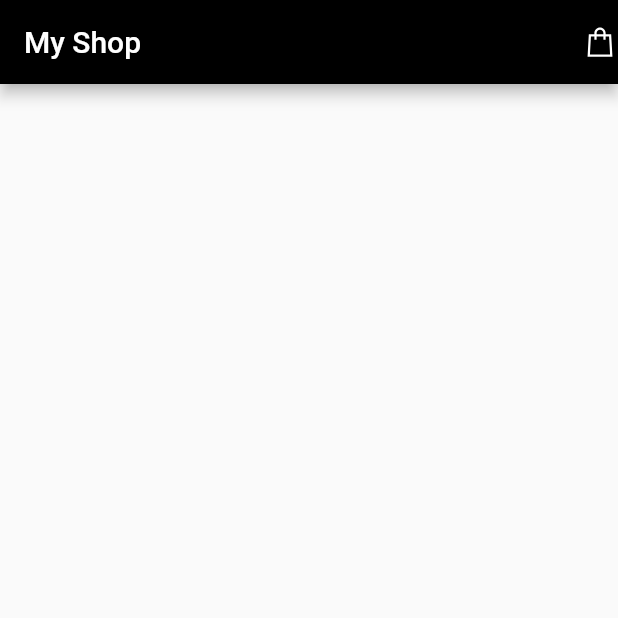
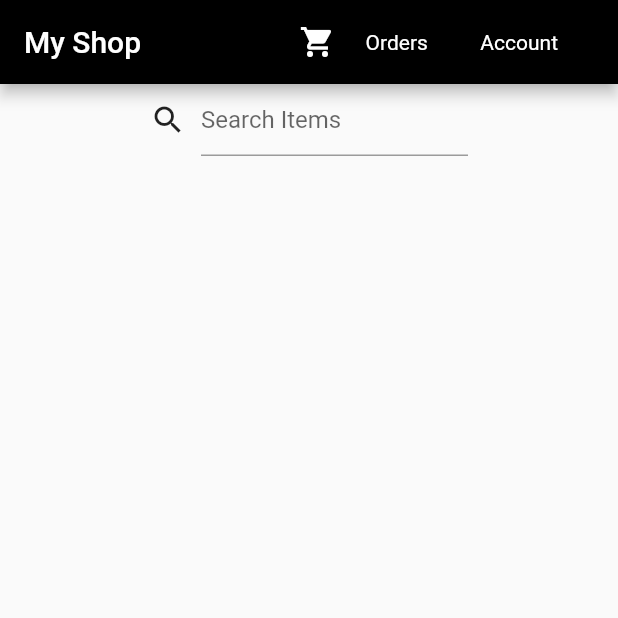
Before and after one commit to AzorAha1/ecommerce, a Flutter app: the screen it shows after launch, on a phone screen of 412 x 824 dp, the top half of it. Run offline on Flutter 3.47's test engine with Material 2 defaults, Android fonts, the phone set to English and light mode, and no system bars; our stand-ins replace line_icons.

Commit message:
new images added and homepage search bar and app bar added

```diff
--- a/lib/homepage.dart
+++ b/lib/homepage.dart
@@ -15,13 +15,52 @@ class _HomePageState extends State<HomePage> {
     return Scaffold(
         appBar: AppBar(
           backgroundColor: Colors.black,
-        title: Text('My Shop',style: TextStyle(color: Colors.white),),
+          title: Text(
+            'My Shop',
+            style: TextStyle(color: Colors.white),
+          ),
           actions: [
             InkWell(
-            child:LineIcon(LineIcons.shoppingBag),
+              child: Icon(Icons.shopping_cart),
+            ),
+            Padding(
+              padding: const EdgeInsets.only(top: 20, right: 5, left: 20),
+              child: InkWell(
+                child: Text('Orders'),
+              ),
+            ),
+            SizedBox(
+              width: 10,
+            ),
+            Padding(
+              padding: const EdgeInsets.only(top: 20, right: 40, left: 20),
+              child: InkWell(
+                child: Text('Account'),
+              ),
             ),
           ],
         ),
+        body: Column(
+          children: [
+            Row(
+
+              children: [
+                SizedBox(width: 100,),
+                InkWell(child: Icon(Icons.search),),
+                Expanded(child: Padding(
+                  padding: const EdgeInsets.only(right: 100, left: 10),
+                  child: TextField(
+                    decoration: InputDecoration(
+                      hintText: 'Search Items'
+                    ),
+                  ),
+                ))
+              ],
+            ),
+
+          ],
+        ),
+
         );
   }
 }
--- a/pubspec.yaml
+++ b/pubspec.yaml
@@ -69,9 +69,9 @@ flutter:
   uses-material-design: true
 
   # To add assets to your application, add an assets section, like this:
-  # assets:
-  #   - images/a_dot_burr.jpeg
-  #   - images/a_dot_ham.jpeg
+  assets:
+    - assets/items
+
 
   # An image asset can refer to one or more resolution-specific "variants", see
   # https://flutter.dev/assets-and-images/#resolution-aware
```
Also changed, not shown: assets/items/Cpu.jpg (added), assets/items/Ram.jpg (added), assets/items/hp charger.jpg (added), assets/items/keyboard.jpg (added), assets/items/monitor.jpg (added), assets/items/mouse.jpg (added). Lines whose indentation alone changed are shown as unchanged.
